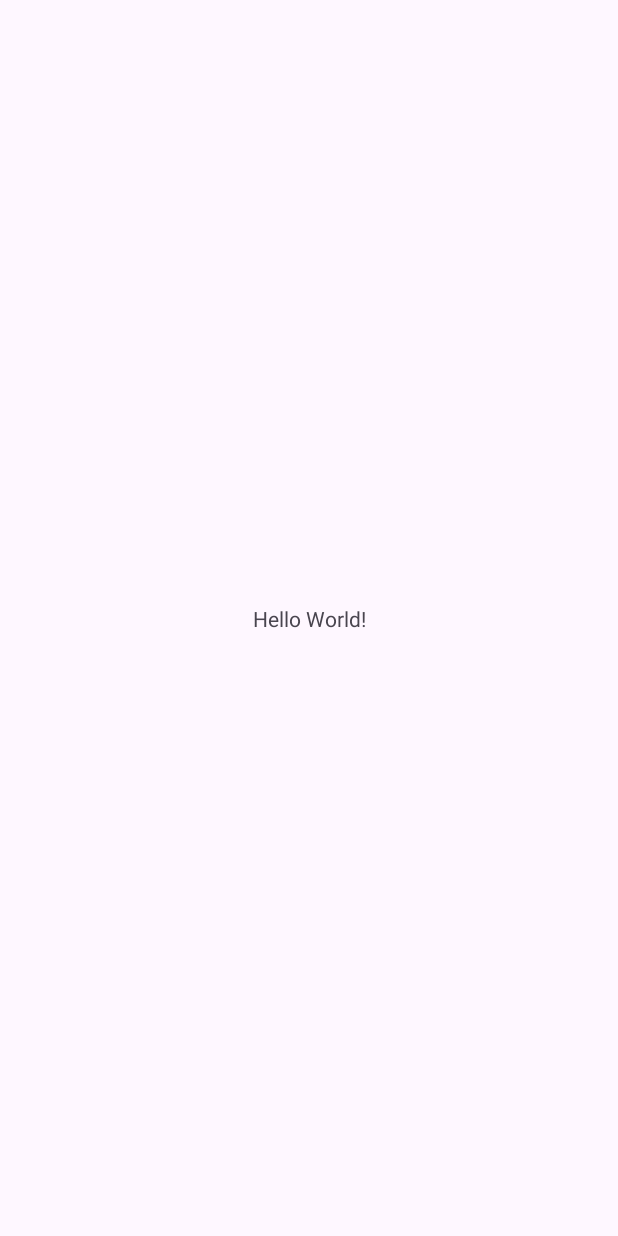
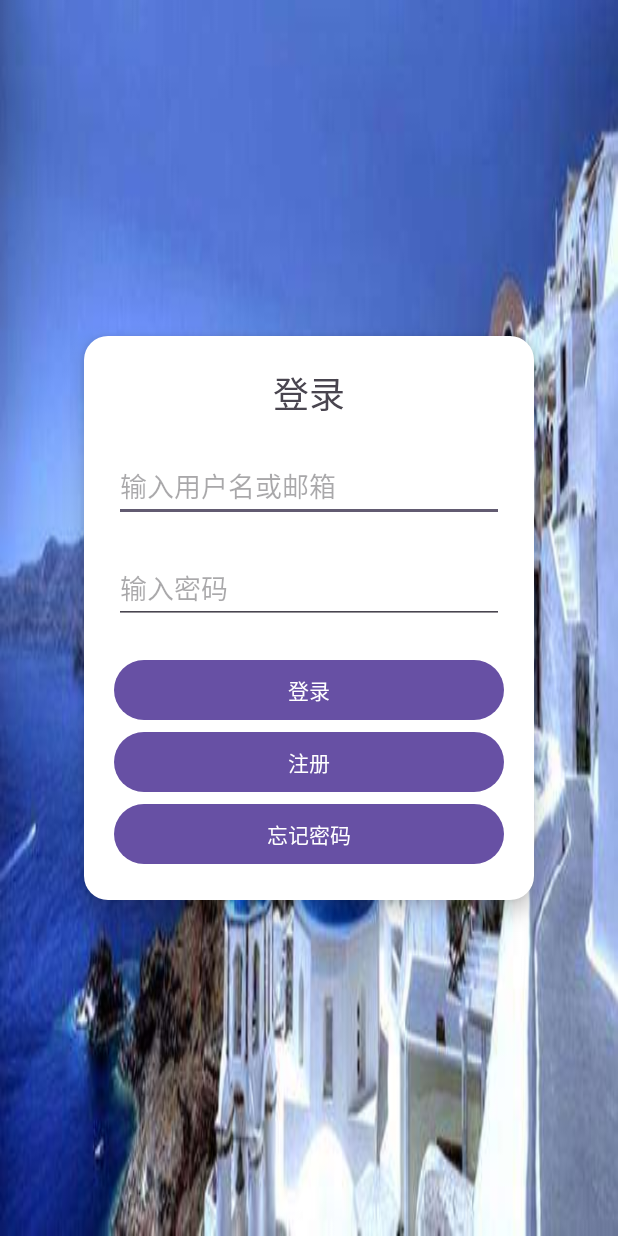
Before and after one commit to jiawei0825/Diary-Master, an Android app: the screen it shows after launch (MainActivity before the commit, Login_Page after it), on a phone screen of 412 x 824 dp. Before the commit the screen is almost empty. Run offline under Robolectric (Android 15) with nearby library versions, the phone set to English and light mode, and no system bars.

Commit message:
change for UI

```diff
--- a/app/src/main/AndroidManifest.xml
+++ b/app/src/main/AndroidManifest.xml
@@ -13,7 +13,7 @@
         android:theme="@style/Theme.Android_Diary_Application"
         tools:targetApi="31">
         <activity
-            android:name=".MainActivity"
+            android:name=".Login_Page"
             android:exported="true">
             <intent-filter>
                 <action android:name="android.intent.action.MAIN" />
@@ -21,6 +21,10 @@
                 <category android:name="android.intent.category.LAUNCHER" />
             </intent-filter>
         </activity>
+        <activity android:name=".Main_Page"> </activity>
+        <activity android:name=".ForgotPassword_Page"> </activity>
+        <activity android:name=".Register_Page"> </activity>
+
     </application>
 
 </manifest>
--- /dev/null
+++ b/app/src/main/java/com/example/android_diary_application/ForgotPassword_Page.java
@@ -0,0 +1,4 @@
+package com.example.android_diary_application;
+
+public class ForgotPassword_Page {
+}
--- /dev/null
+++ b/app/src/main/java/com/example/android_diary_application/Login_Page.java
@@ -0,0 +1,47 @@
+package com.example.android_diary_application;
+
+import android.content.Intent;
+import android.os.Bundle;
+import android.view.View;
+import android.widget.Button;
+
+import androidx.activity.EdgeToEdge;
+import androidx.appcompat.app.AppCompatActivity;
+
+public class Login_Page extends AppCompatActivity {
+
+    @Override
+    protected void onCreate(Bundle savedInstanceState) {
+        super.onCreate(savedInstanceState);
+        EdgeToEdge.enable(this);
+        setContentView(R.layout.login_page);
+
+        Button Login = findViewById(R.id.btnLogin);
+        Login.setOnClickListener(new View.OnClickListener() {
+            @Override
+            public void onClick(View v) {
+                Intent intent = new Intent(Login_Page.this, Main_Page.class);
+                startActivity(intent);
+            }
+        });
+
+        Button Register = findViewById(R.id.btnRegister);
+        Register.setOnClickListener(new View.OnClickListener() {
+            @Override
+            public void onClick(View v) {
+                Intent intent = new Intent(Login_Page.this, Register_Page.class);
+                startActivity(intent);
+            }
+        });
+
+        Button ForgotPassword = findViewById(R.id.btnForgotPassword);
+        ForgotPassword.setOnClickListener(new View.OnClickListener() {
+            @Override
+            public void onClick(View v) {
+                Intent intent = new Intent(Login_Page.this, ForgotPassword_Page.class);
+                startActivity(intent);
+            }
+        });
+
+    }
+}
--- a/app/src/main/java/com/example/android_diary_application/MainActivity.java
+++ /dev/null
@@ -1,24 +0,0 @@
-package com.example.android_diary_application;
-
-import android.os.Bundle;
-
-import androidx.activity.EdgeToEdge;
-import androidx.appcompat.app.AppCompatActivity;
-import androidx.core.graphics.Insets;
-import androidx.core.view.ViewCompat;
-import androidx.core.view.WindowInsetsCompat;
-
-public class MainActivity extends AppCompatActivity {
-
-    @Override
-    protected void onCreate(Bundle savedInstanceState) {
-        super.onCreate(savedInstanceState);
-        EdgeToEdge.enable(this);
-        setContentView(R.layout.activity_main);
-        ViewCompat.setOnApplyWindowInsetsListener(findViewById(R.id.main), (v, insets) -> {
-            Insets systemBars = insets.getInsets(WindowInsetsCompat.Type.systemBars());
-            v.setPadding(systemBars.left, systemBars.top, systemBars.right, systemBars.bottom);
-            return insets;
-        });
-    }
-}
--- /dev/null
+++ b/app/src/main/java/com/example/android_diary_application/Main_Page.java
@@ -0,0 +1,4 @@
+package com.example.android_diary_application;
+
+public class Main_Page {
+}
--- /dev/null
+++ b/app/src/main/java/com/example/android_diary_application/Register_Page.java
@@ -0,0 +1,4 @@
+package com.example.android_diary_application;
+
+public class Register_Page {
+}
--- /dev/null
+++ b/app/src/main/res/drawable/rounded_rectangle.xml
@@ -0,0 +1,5 @@
+<?xml version="1.0" encoding="utf-8"?>
+<shape xmlns:android="http://schemas.android.com/apk/res/android">
+    <solid android:color="@android:color/white"/>
+    <corners android:radius="16dp"/>
+</shape>
--- a/app/src/main/res/layout/activity_main.xml
+++ b/app/src/main/res/layout/activity_main.xml
@@ -5,7 +5,7 @@
     android:id="@+id/main"
     android:layout_width="match_parent"
     android:layout_height="match_parent"
-    tools:context=".MainActivity">
+    tools:context=".Login_Page">
 
     <TextView
         android:layout_width="wrap_content"
--- /dev/null
+++ b/app/src/main/res/layout/forgotpassword_page.xml
@@ -0,0 +1,6 @@
+<?xml version="1.0" encoding="utf-8"?>
+<androidx.constraintlayout.widget.ConstraintLayout xmlns:android="http://schemas.android.com/apk/res/android"
+    android:layout_width="match_parent"
+    android:layout_height="match_parent">
+
+</androidx.constraintlayout.widget.ConstraintLayout>
--- /dev/null
+++ b/app/src/main/res/layout/login_page.xml
@@ -0,0 +1,67 @@
+<?xml version="1.0" encoding="utf-8"?>
+<RelativeLayout xmlns:android="http://schemas.android.com/apk/res/android"
+    xmlns:tools="http://schemas.android.com/tools"
+    android:layout_width="match_parent"
+    android:layout_height="match_parent"
+    tools:context=".Login_Page"
+    android:background="@drawable/test"> <!-- 替换为你的背景图片 -->
+
+    <!-- 白色方框 -->
+    <LinearLayout
+        android:layout_width="300dp"
+        android:layout_height="wrap_content"
+        android:orientation="vertical"
+        android:padding="20dp"
+        android:background="@drawable/rounded_rectangle"
+        android:layout_centerInParent="true"
+        android:elevation="8dp"> <!-- 添加阴影效果 -->
+
+        <!-- 登录文本 -->
+        <TextView
+            android:layout_width="wrap_content"
+            android:layout_height="wrap_content"
+            android:text="登录"
+            android:textSize="24sp"
+            android:layout_gravity="center"
+            android:layout_marginBottom="20dp"/>
+
+        <!-- 用户名/邮箱输入框 -->
+        <EditText
+            android:id="@+id/etUsernameOrEmail"
+            android:layout_width="match_parent"
+            android:layout_height="wrap_content"
+            android:hint="输入用户名或邮箱"
+            android:inputType="textEmailAddress"
+            android:layout_marginBottom="20dp"/>
+
+        <!-- 密码输入框 -->
+        <EditText
+            android:id="@+id/etPassword"
+            android:layout_width="match_parent"
+            android:layout_height="wrap_content"
+            android:hint="输入密码"
+            android:inputType="textPassword"
+            android:layout_marginBottom="20dp"/>
+
+        <!-- 登录按钮 -->
+        <Button
+            android:id="@+id/btnLogin"
+            android:layout_width="match_parent"
+            android:layout_height="wrap_content"
+            android:text="登录"/>
+
+        <!-- 注册按钮 -->
+        <Button
+            android:id="@+id/btnRegister"
+            android:layout_width="match_parent"
+            android:layout_height="wrap_content"
+            android:text="注册" />
+
+        <!-- 忘记密码按钮 -->
+        <Button
+            android:id="@+id/btnForgotPassword"
+            android:layout_width="match_parent"
+            android:layout_height="wrap_content"
+            android:text="忘记密码" />
+    </LinearLayout>
+</RelativeLayout>
--- /dev/null
+++ b/app/src/main/res/layout/main_page.xml
@@ -0,0 +1,6 @@
+<?xml version="1.0" encoding="utf-8"?>
+<androidx.constraintlayout.widget.ConstraintLayout xmlns:android="http://schemas.android.com/apk/res/android"
+    android:layout_width="match_parent"
+    android:layout_height="match_parent">
+
+</androidx.constraintlayout.widget.ConstraintLayout>
--- /dev/null
+++ b/app/src/main/res/layout/register_page.xml
@@ -0,0 +1,6 @@
+<?xml version="1.0" encoding="utf-8"?>
+<androidx.constraintlayout.widget.ConstraintLayout xmlns:android="http://schemas.android.com/apk/res/android"
+    android:layout_width="match_parent"
+    android:layout_height="match_parent">
+
+</androidx.constraintlayout.widget.ConstraintLayout>
```
Also changed, not shown: app/src/main/res/drawable/test.jpeg (added).
